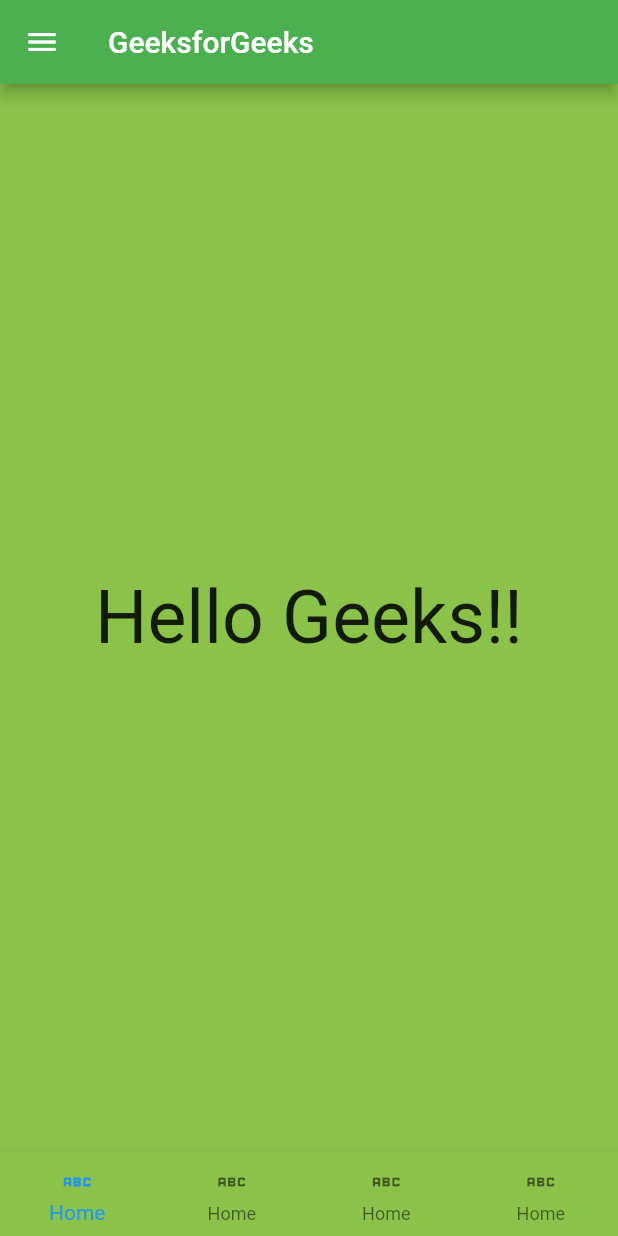
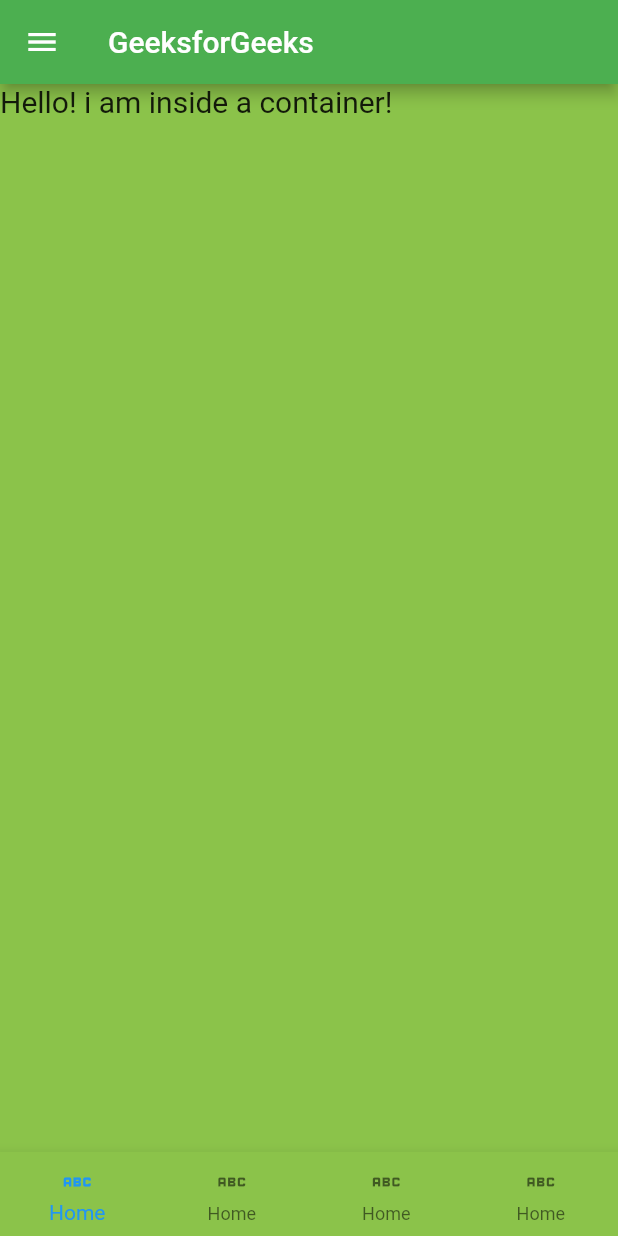
Before and after one commit to chrisokoriedev/firstclass, a Flutter app: the screen it shows after launch, on a phone screen of 412 x 824 dp. Run offline on Flutter 3.47's test engine with Material 2 defaults, Android fonts, the phone set to English and light mode, and no system bars.

Commit message:
added container

```diff
--- a/lib/main.dart
+++ b/lib/main.dart
@@ -61,21 +61,17 @@ class _MyAppState extends State<MyApp> {
           backgroundColor: Colors.green,
           title: const Text("GeeksforGeeks"),
         ), // AppBar
-        body: Column(
-          mainAxisAlignment: MainAxisAlignment.center,
-          children: [
-            const Center(
-              child: Text(
-                "Hello Geeks!!",
-                style: TextStyle(fontSize: 49),
-              ),
-            ),
-          ],
+        body: Container(
+          child: Text(
+            "Hello! i am inside a container!",
+            style: TextStyle(fontSize: 20),
+          ),
         ),
+
         bottomNavigationBar: BottomNavigationBar(
           type: BottomNavigationBarType.fixed,
           backgroundColor: Colors.lightGreen,
-          items: [
+          items: const [
             BottomNavigationBarItem(icon: Icon(Icons.abc), label: 'Home'),
             BottomNavigationBarItem(icon: Icon(Icons.abc), label: 'Home'),
             BottomNavigationBarItem(icon: Icon(Icons.abc), label: 'Home'),
```
